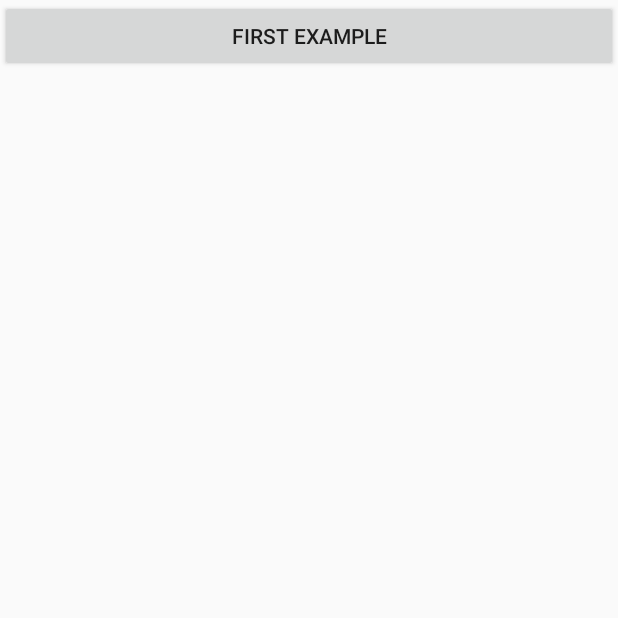
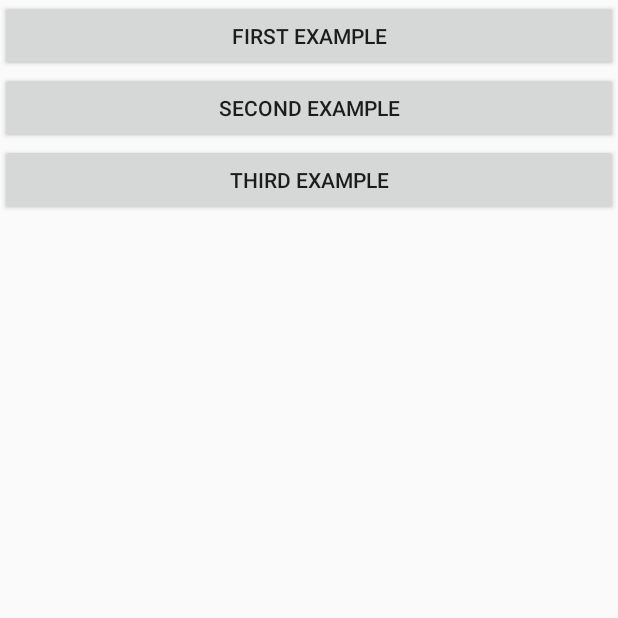
Before and after one commit to Kirchhoff-/Kotlin, an Android app: the CoroutinesActivity screen opened directly, with no data from a screen before it, on a phone screen of 412 x 824 dp, the top half of it. Run offline under Robolectric (Android 15) with nearby library versions, the phone set to English and light mode, and no system bars.

Commit message:
Added few coroutines examples.

```diff
--- a/coroutines/src/main/res/layout/activity_coroutines.xml
+++ b/coroutines/src/main/res/layout/activity_coroutines.xml
@@ -10,4 +10,16 @@
         android:layout_height="wrap_content"
         android:text="First example"/>
 
+    <Button
+        android:id="@+id/bSecondExample"
+        android:layout_width="match_parent"
+        android:layout_height="wrap_content"
+        android:text="Second example" />
+
+    <Button
+        android:id="@+id/bThirdExample"
+        android:layout_width="match_parent"
+        android:layout_height="wrap_content"
+        android:text="Third example" />
+
 </LinearLayout>
```
Also changed, not shown: coroutines/src/main/java/com/example/coroutines/CoroutinesActivity.kt (+49 -6 lines).
